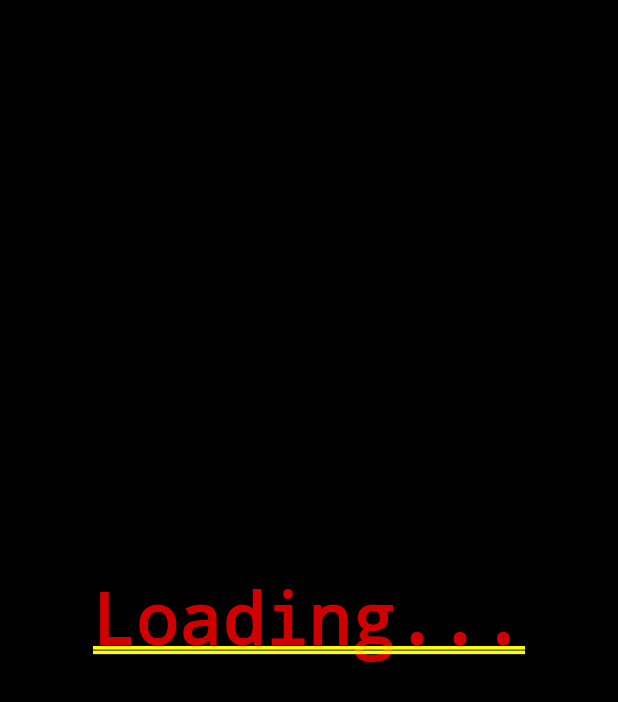
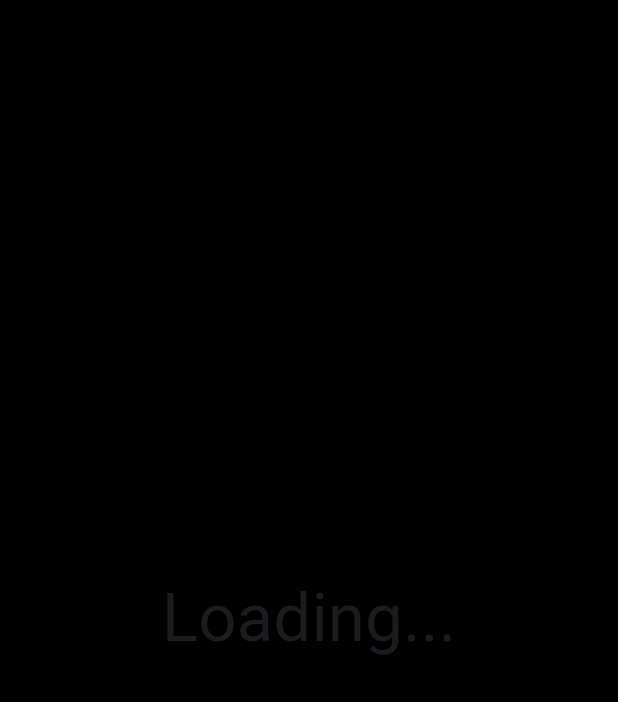
Before and after one commit to filiph/game_dialogue, a Flutter app: the screen it shows after launch, on a phone screen of 412 x 824 dp. Shown: the top 702 px of the screen. Run offline on Flutter 3.47's test engine with Material 3 defaults, Android fonts, the light colour scheme and no system bars; missing offline and left inert: jenny.

Commit message:
Add show script, improve UI

```diff
--- a/lib/main.dart
+++ b/lib/main.dart
@@ -3,6 +3,7 @@ import 'dart:math';
 
 import 'package:flutter/material.dart';
 import 'package:jenny/jenny.dart';
+import 'package:url_launcher/url_launcher_string.dart';
 
 void main() {
   runApp(const MyApp());
@@ -51,7 +52,10 @@ class _MyHomePageState extends State<MyHomePage> with DialogueView {
       return ColoredBox(
         color: Colors.black,
         child: Center(
-          child: Text('Loading...'),
+          child: Text(
+            'Loading...',
+            style: Theme.of(context).textTheme.displayMedium,
+          ),
         ),
       );
     }
@@ -61,14 +65,10 @@ class _MyHomePageState extends State<MyHomePage> with DialogueView {
         backgroundColor: Theme.of(context).colorScheme.inversePrimary,
         title: Text(widget.title),
         actions: [
-          if (_dialogueFinished)
-            FilledButton(
-              onPressed: () => setState(() {
-                _dialogueFinished = false;
-                _initYarn();
-              }),
-              child: Text('Restart'),
-            ),
+          FilledButton(
+            onPressed: _showScript,
+            child: Text('Show script'),
+          ),
         ],
       ),
       body: Padding(
@@ -94,13 +94,22 @@ class _MyHomePageState extends State<MyHomePage> with DialogueView {
           ),
         ),
       ),
-      floatingActionButton: _finishedReadingCompleter != null
-          ? FloatingActionButton(
-              onPressed: _finishReadingLine,
-              tooltip: 'Next',
-              child: const Icon(Icons.arrow_forward),
+      floatingActionButton: _dialogueFinished
+          ? FilledButton.icon(
+              onPressed: () => setState(() {
+                _dialogueFinished = false;
+                _initYarn();
+              }),
+              icon: Icon(Icons.restart_alt),
+              label: Text('Restart'),
             )
-          : null,
+          : (_finishedReadingCompleter != null
+              ? FilledButton.icon(
+                  onPressed: _finishReadingLine,
+                  icon: Icon(Icons.arrow_forward),
+                  label: Text('Next'),
+                )
+              : null),
     );
   }
 
@@ -174,6 +183,9 @@ class _MyHomePageState extends State<MyHomePage> with DialogueView {
     });
   }
 
+  Future<String> _getScript() =>
+      DefaultAssetBundle.of(context).loadString('assets/project.yarn');
+
   String _getTimeOfDay() {
     return switch (DateTime.now().hour) {
       < 10 => 'morning',
@@ -188,8 +200,7 @@ class _MyHomePageState extends State<MyHomePage> with DialogueView {
   }
 
   void _initYarn() async {
-    final script =
-        await DefaultAssetBundle.of(context).loadString('assets/project.yarn');
+    final script = await _getScript();
 
     _project = YarnProject()
       ..functions.addFunction0('time_of_day', _getTimeOfDay)
@@ -205,6 +216,27 @@ class _MyHomePageState extends State<MyHomePage> with DialogueView {
     _dialogueRunner!.startDialogue('Slughorn_encounter');
   }
 
+  Future<void> _showScript() async {
+    final script = await _getScript();
+    if (!mounted) return;
+
+    showDialog(
+      context: context,
+      builder: (_) => SimpleDialog(
+        title: Text('The Script'),
+        contentPadding: const EdgeInsets.all(24),
+        children: [
+          Text(script),
+          FilledButton(
+              onPressed: () =>
+                  launchUrlString('https://github.com/filiph/game_dialogue'),
+              child: Text('See code')),
+          CloseButton(),
+        ],
+      ),
+    );
+  }
+
   void _showSnackBar(String content) => ScaffoldMessenger.maybeOf(context)
       ?.showSnackBar(SnackBar(content: Text(content)));
 
--- a/pubspec.yaml
+++ b/pubspec.yaml
@@ -11,6 +11,7 @@ dependencies:
   flutter:
     sdk: flutter
   jenny: ^1.3.2
+  url_launcher: ^6.3.1
 
 dev_dependencies:
   flutter_test:
```
Also changed, not shown: pubspec.lock, 4 other files.
